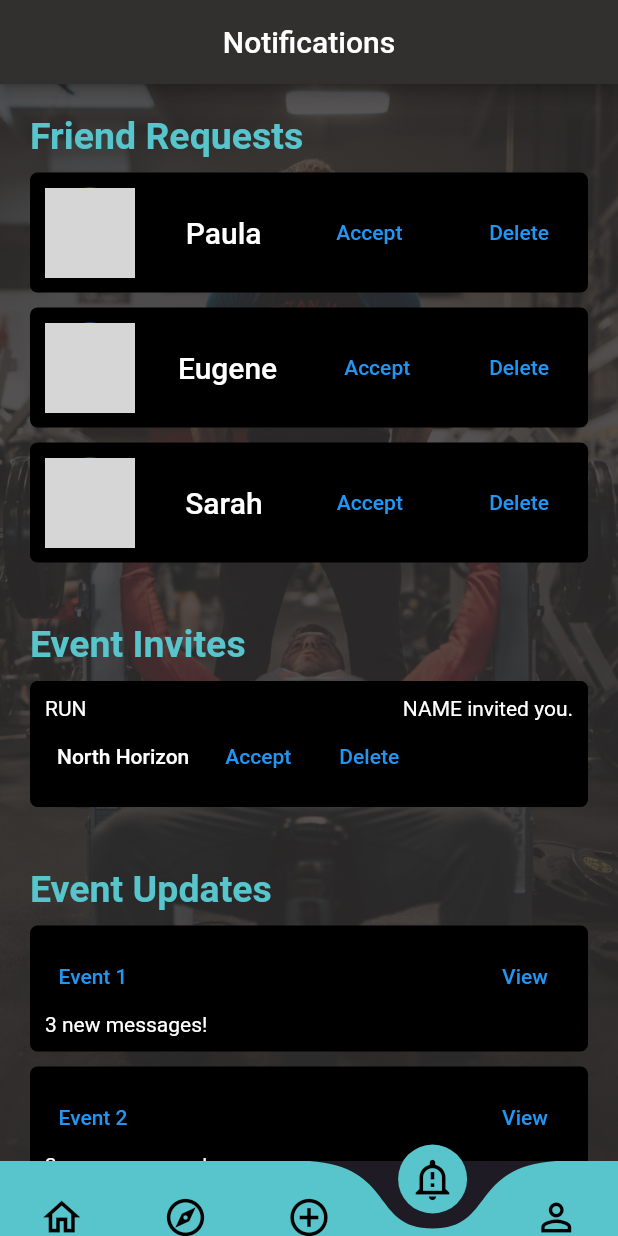
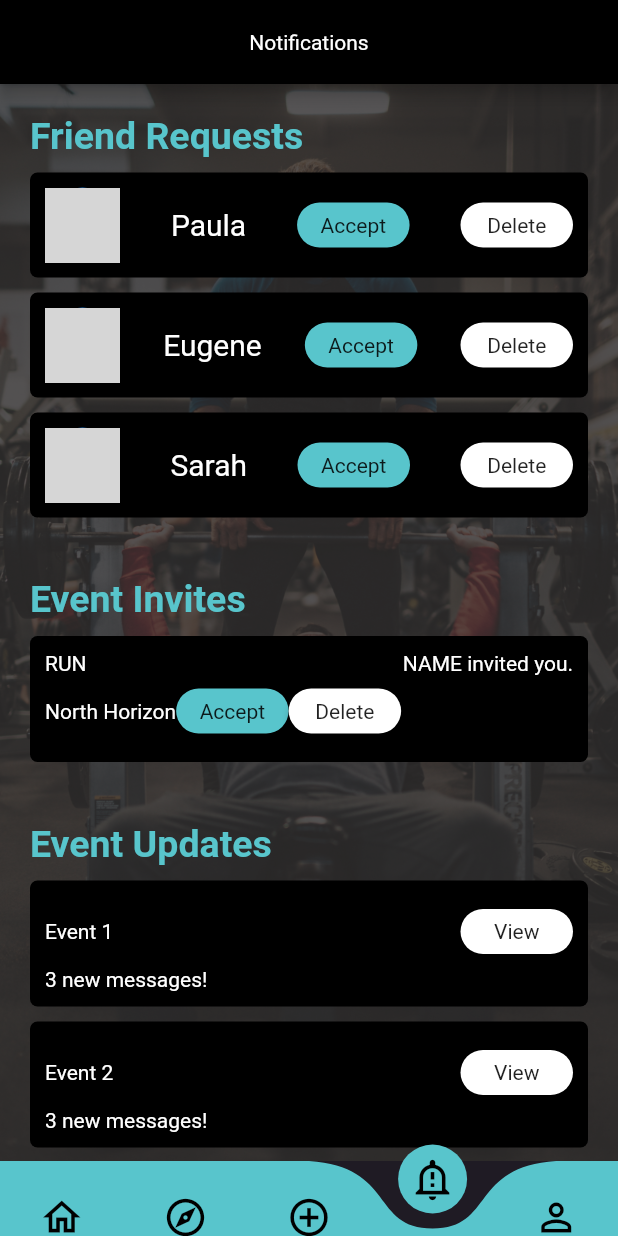
Before and after one commit to wencheng1298/CZ2006---RunCool, a Flutter app: the screen it shows after launch, item 4 of the bottom bar chosen, after a tap on "Accept", on a phone screen of 412 x 824 dp. Run offline on Flutter 3.47's test engine with Material 2 defaults, Android fonts, the light colour scheme and no system bars; drawn by our look-alikes of curved_navigation_bar; missing offline and left inert: date_range_picker; network calls fail; grey boxes are pictures that could not be loaded.

Commit message:
Refactored notifications Ui and added utils folder to contain project level components

```diff
--- a/runcool/lib/main.dart
+++ b/runcool/lib/main.dart
@@ -21,6 +21,11 @@ class MyApp extends StatelessWidget {
       title: 'Flutter Demo',
       theme: ThemeData(
         primarySwatch: Colors.blue,
+        appBarTheme: AppBarTheme(
+          backgroundColor: Colors.black,
+          titleTextStyle: TextStyle(color: Colors.white),
+          centerTitle: true,
+        ),
       ),
       home: RuncoolNavBar(),
     );
--- a/runcool/lib/pages/NotificationUI.dart
+++ b/runcool/lib/pages/NotificationUI.dart
@@ -1,5 +1,8 @@
 import 'package:flutter/cupertino.dart';
 import 'package:flutter/material.dart';
+// import '../utils/constants.dart';
+import '../utils/screen.dart';
+import './notificationDependancies/screen.dart';
 
 class NotificationUI extends StatefulWidget {
   @override
@@ -7,9 +10,6 @@ class NotificationUI extends StatefulWidget {
 }
 
 class NotificationUIState extends State<NotificationUI> {
-  Color _turqoise = Color(0xff58C5CC);
-  Color _background = Color(0xff322F2F);
-
   List<Widget> requestWidgets = [];
   List<Widget> inviteWidgets = [];
   List<Widget> updateWidgets = [];
@@ -21,159 +21,17 @@ class NotificationUIState extends State<NotificationUI> {
   void _fillLists() {
     setState(() {
       requests.forEach((element) {
-        requestWidgets.add(_getFriendRequestCard(element));
+        requestWidgets.add(FriendRequestCard(friendNotification: element));
       });
       invites.forEach((element) {
-        inviteWidgets.add(_getEventInviteCard(element));
+        inviteWidgets.add(EventInviteCard(
+          eventNotification: element,
+        ));
       });
       updates.forEach((element) {
-        updateWidgets.add(_getEventUpdateCard(element));
+        updateWidgets.add(EventUpdateCard(eventNotification: element));
       });
     });
-  }
-
-  // get the notification cards from the list!!
-
-  // Buttons used!
-  OutlinedButton acceptButton(String text) {
-    return OutlinedButton(
-      onPressed: () {
-        print('accept pressed');
-      },
-      child: Text('$text'),
-    );
-  }
-
-  OutlinedButton deleteButton() {
-    return OutlinedButton(
-      onPressed: () {
-        print('delete pressed');
-      },
-      child: Text('Delete'),
-    );
-  }
-
-  // Get the individual notification cards.
-  Container _getFriendRequestCard(String friend) {
-    return Container(
-      padding: EdgeInsets.symmetric(vertical: 10, horizontal: 10),
-      margin: EdgeInsets.only(top: 10),
-      decoration: BoxDecoration(
-        color: Colors.black,
-        borderRadius: BorderRadius.all(Radius.circular(5)),
-      ),
-      child: Row(
-        mainAxisAlignment: MainAxisAlignment.spaceBetween,
-        children: [
-          CircleAvatar(
-            radius: 30,
-            backgroundImage: NetworkImage(
-                'https://qph.fs.quoracdn.net/main-qimg-4ef1e845d114db437e843c262834aab1'),
-          ),
-          TextButton(
-            onPressed: () {
-              print("friend clicked");
-            },
-            child: Text(
-              "$friend",
-              style: TextStyle(color: Colors.white, fontSize: 20),
-            ),
-          ),
-          acceptButton("Accept"), // Accept
-          deleteButton(),
-        ],
-      ),
-    );
-  }
-
-  Container _getEventInviteCard(String event) {
-    return Container(
-        padding: EdgeInsets.symmetric(vertical: 10, horizontal: 10),
-        margin: EdgeInsets.only(top: 10),
-        decoration: BoxDecoration(
-          color: Colors.black,
-          borderRadius: BorderRadius.all(Radius.circular(5)),
-        ),
-        child: Column(children: [
-          Row(
-            mainAxisAlignment: MainAxisAlignment.spaceBetween,
-            children: [
-              Text(
-                "RUN",
-                style: TextStyle(color: Colors.white),
-              ),
-              Text(
-                "NAME invited you.",
-                style: TextStyle(color: Colors.white),
-              ),
-            ],
-          ),
-          Row(children: [
-            TextButton(
-              onPressed: () {
-                print('event name in invite clicked');
-              },
-              child: Text(
-                "$event",
-                style: TextStyle(color: Colors.white),
-              ),
-            ),
-            acceptButton("Accept"),
-            deleteButton()
-          ]),
-        ]));
-  }
-
-  Container _getEventUpdateCard(String event) {
-    return Container(
-      padding: EdgeInsets.symmetric(vertical: 10, horizontal: 10),
-      margin: EdgeInsets.only(top: 10),
-      decoration: BoxDecoration(
-        color: Colors.black,
-        borderRadius: BorderRadius.all(Radius.circular(5)),
-      ),
-      child: Column(
-        crossAxisAlignment: CrossAxisAlignment.start,
-        children: [
-          Row(
-            mainAxisAlignment: MainAxisAlignment.spaceBetween,
-            children: [
-              TextButton(
-                child: Text("$event"),
-                onPressed: () {
-                  print('event name in update pressed!');
-                },
-              ),
-              acceptButton('View')
-            ],
-          ),
-          Text(
-            "3 new messages!",
-            textAlign: TextAlign.left,
-            style: TextStyle(color: Colors.white),
-          ),
-        ],
-      ),
-    );
-  }
-
-  Container _notificationWrap(String title, List<Widget> notifications) {
-    return Container(
-      margin: EdgeInsets.symmetric(vertical: 20, horizontal: 20),
-      child: Column(
-        crossAxisAlignment: CrossAxisAlignment.start,
-        children: [
-          Text(
-            '$title',
-            style: TextStyle(
-                fontSize: 25, fontWeight: FontWeight.bold, color: _turqoise),
-          ),
-          Column(
-            children: notifications,
-          ),
-        ],
-      ),
-    );
   }
 
   @override
@@ -186,30 +44,21 @@ class NotificationUIState extends State<NotificationUI> {
   Widget build(BuildContext context) {
     return Scaffold(
       appBar: AppBar(
-        backgroundColor: _background,
-        centerTitle: true,
         title: Text(
           'Notifications',
-          style: TextStyle(color: Colors.white),
           textAlign: TextAlign.center,
         ),
       ),
-      body: Container(
-        decoration: BoxDecoration(
-          color: _background,
-          image: DecorationImage(
-              image: AssetImage('images/gym.jpg'),
-              fit: BoxFit.cover,
-              colorFilter: new ColorFilter.mode(
-                  _background.withOpacity(0.2), BlendMode.dstATop)),
-        ),
-        constraints: BoxConstraints.expand(),
+      body: BackgroundImage(
         child: SingleChildScrollView(
           child: Column(
             children: [
-              _notificationWrap("Friend Requests", requestWidgets),
-              _notificationWrap("Event Invites", inviteWidgets),
-              _notificationWrap("Event Updates", updateWidgets)
+              NotificationsWrap(
+                  title: "Friend Requests", notifications: requestWidgets),
+              NotificationsWrap(
+                  title: "Event Invites", notifications: inviteWidgets),
+              NotificationsWrap(
+                  title: "Event Updates", notifications: updateWidgets)
             ],
           ),
         ),
--- /dev/null
+++ b/runcool/lib/pages/notificationDependancies/notificationCards.dart
@@ -0,0 +1,150 @@
+import 'package:flutter/material.dart';
+import '../../utils/screen.dart';
+
+class FriendRequestCard extends StatelessWidget {
+  final String friendNotification;
+  FriendRequestCard({@required this.friendNotification});
+  @override
+  Widget build(BuildContext context) {
+    return Container(
+      padding: EdgeInsets.symmetric(vertical: 10, horizontal: 10),
+      margin: EdgeInsets.only(top: 10),
+      decoration: BoxDecoration(
+        color: Colors.black,
+        borderRadius: BorderRadius.all(Radius.circular(5)),
+      ),
+      child: Row(
+        mainAxisAlignment: MainAxisAlignment.spaceBetween,
+        children: [
+          CircleAvatar(
+            radius: 25,
+            backgroundImage: NetworkImage(
+                'https://qph.fs.quoracdn.net/main-qimg-4ef1e845d114db437e843c262834aab1'),
+          ),
+          GestureDetector(
+            onTap: () {
+              print("friend clicked");
+            },
+            child: Text(
+              friendNotification,
+              style: TextStyle(color: Colors.white, fontSize: 20),
+            ),
+          ),
+          TinyButton(
+            text: "Accept",
+            colour: kTurquoise,
+            onPress: () {
+              print('accept friend request');
+            },
+          ), // Accept
+          TinyButton(
+              onPress: () {
+                print('delete friend request');
+              },
+              text: 'Delete',
+              colour: Colors.white),
+        ],
+      ),
+    );
+  }
+}
+
+class EventInviteCard extends StatelessWidget {
+  final String eventNotification;
+  EventInviteCard({@required this.eventNotification});
+  @override
+  Widget build(BuildContext context) {
+    return Container(
+        padding: EdgeInsets.symmetric(vertical: 10, horizontal: 10),
+        margin: EdgeInsets.only(top: 10),
+        decoration: BoxDecoration(
+          color: Colors.black,
+          borderRadius: BorderRadius.all(Radius.circular(5)),
+        ),
+        child: Column(children: [
+          Row(
+            mainAxisAlignment: MainAxisAlignment.spaceBetween,
+            children: [
+              Text(
+                "RUN",
+                style: TextStyle(color: Colors.white),
+              ),
+              Text(
+                "NAME invited you.",
+                style: TextStyle(color: Colors.white),
+              ),
+            ],
+          ),
+          Row(children: [
+            GestureDetector(
+              onTap: () {
+                print('event name in invite clicked');
+              },
+              child: Text(
+                eventNotification,
+                style: TextStyle(color: Colors.white),
+              ),
+            ),
+            TinyButton(
+              text: "Accept",
+              colour: kTurquoise,
+              onPress: () {
+                print('accept event invite');
+              },
+            ), // Accept
+            TinyButton(
+                onPress: () {
+                  print('delete event Invite');
+                },
+                text: 'Delete',
+                colour: Colors.white),
+          ]),
+        ]));
+  }
+}
+
+class EventUpdateCard extends StatelessWidget {
+  final String eventNotification;
+  EventUpdateCard({@required this.eventNotification});
+  @override
+  Widget build(BuildContext context) {
+    return Container(
+      padding: EdgeInsets.symmetric(vertical: 10, horizontal: 10),
+      margin: EdgeInsets.only(top: 10),
+      decoration: BoxDecoration(
+        color: Colors.black,
+        borderRadius: BorderRadius.all(Radius.circular(5)),
+      ),
+      child: Column(
+        crossAxisAlignment: CrossAxisAlignment.start,
+        children: [
+          Row(
+            mainAxisAlignment: MainAxisAlignment.spaceBetween,
+            children: [
+              GestureDetector(
+                child: Text(
+                  eventNotification,
+                  style: TextStyle(color: Colors.white),
+                ),
+                onTap: () {
+                  print('event name in update pressed!');
+                },
+              ),
+              TinyButton(
+                  text: 'View',
+                  colour: Colors.white,
+                  onPress: () {
+                    print('hello');
+                  })
+            ],
+          ),
+          Text(
+            "3 new messages!",
+            textAlign: TextAlign.left,
+            style: TextStyle(color: Colors.white),
+          ),
+        ],
+      ),
+    );
+  }
+}
--- /dev/null
+++ b/runcool/lib/pages/notificationDependancies/notificationsWrap.dart
@@ -0,0 +1,28 @@
+import 'package:flutter/material.dart';
+import '../../utils/screen.dart';
+
+class NotificationsWrap extends StatelessWidget {
+  final List<Widget> notifications;
+  final String title;
+
+  NotificationsWrap({@required this.title, @required this.notifications});
+  @override
+  Widget build(BuildContext context) {
+    return Container(
+      margin: EdgeInsets.symmetric(vertical: 20, horizontal: 20),
+      child: Column(
+        crossAxisAlignment: CrossAxisAlignment.start,
+        children: [
+          Text(
+            title,
+            style: TextStyle(
+                fontSize: 25, fontWeight: FontWeight.bold, color: kTurquoise),
+          ),
+          Column(
+            children: notifications,
+          ),
+        ],
+      ),
+    );
+  }
+}
--- /dev/null
+++ b/runcool/lib/pages/notificationDependancies/screen.dart
@@ -0,0 +1,2 @@
+export 'notificationsWrap.dart';
+export 'notificationCards.dart';
--- /dev/null
+++ b/runcool/lib/utils/backgroundImage.dart
@@ -0,0 +1,22 @@
+import 'package:flutter/material.dart';
+import 'constants.dart';
+
+class BackgroundImage extends StatelessWidget {
+  final Widget child;
+  BackgroundImage({@required this.child});
+  @override
+  Widget build(BuildContext context) {
+    return Container(
+      decoration: BoxDecoration(
+        color: kBackgroundColor,
+        image: DecorationImage(
+            image: AssetImage('images/gym.jpg'),
+            fit: BoxFit.cover,
+            colorFilter: new ColorFilter.mode(
+                kBackgroundColor.withOpacity(0.2), BlendMode.dstATop)),
+      ),
+      constraints: BoxConstraints.expand(),
+      child: child,
+    );
+  }
+}
--- /dev/null
+++ b/runcool/lib/utils/buttons.dart
@@ -0,0 +1,19 @@
+import 'package:flutter/material.dart';
+
+class TinyButton extends StatelessWidget {
+  TinyButton(
+      {@required this.onPress, @required this.text, @required this.colour});
+  final Function onPress;
+  final Color colour;
+  final String text;
+  @override
+  Widget build(BuildContext context) {
+    return RawMaterialButton(
+      onPressed: onPress,
+      fillColor: colour,
+      child: Text(text),
+      constraints: BoxConstraints(minWidth: 75.0, minHeight: 30.0),
+      shape: RoundedRectangleBorder(borderRadius: BorderRadius.circular(20)),
+    );
+  }
+}
--- /dev/null
+++ b/runcool/lib/utils/constants.dart
@@ -0,0 +1,4 @@
+import 'package:flutter/material.dart';
+
+const kBackgroundColor = Color(0xff322F2F);
+const kTurquoise = Color(0xff58C5CC);
--- /dev/null
+++ b/runcool/lib/utils/screen.dart
@@ -0,0 +1,3 @@
+export 'buttons.dart';
+export 'constants.dart';
+export 'backgroundImage.dart';
```
